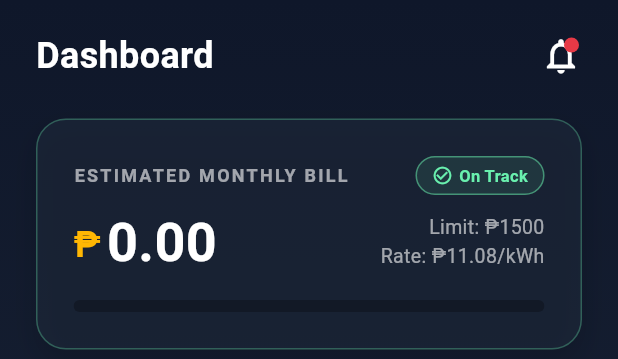
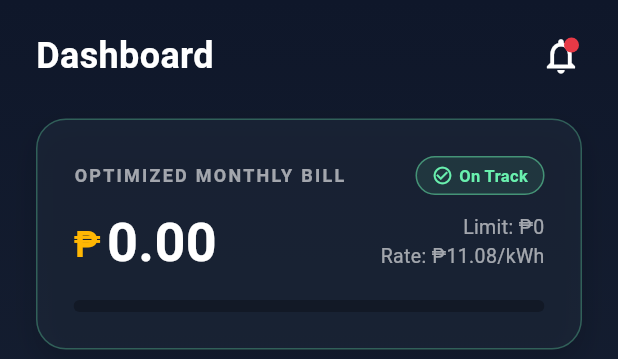
Before and after one commit to itsyxngshin/kislap_app, a Flutter app: the HomeScreen widget shown alone on an empty page, opened directly, on a phone screen of 412 x 824 dp. Shown: the top 359 px of the screen. Run offline on Flutter 3.47's test engine with Material 3 defaults, Android fonts, the phone set to English and light mode, and no system bars; our stand-ins replace fl_chart, flutter_riverpod, share_plus, sqflite, sqflite_common_ffi_web, supabase_flutter; missing offline and left inert: excel; accounts and stored records are empty.

Commit message:
fix: add comparison of consumption and optimized billing to dashboard and analysis screem

```diff
--- a/lib/screens/dashboard/analysis_screen.dart
+++ b/lib/screens/dashboard/analysis_screen.dart
@@ -52,7 +52,6 @@ class _AnalysisScreenState extends ConsumerState<AnalysisScreen> {
 
     final devices = ref.watch(inventoryProvider);
 
-    // Calculate Original vs Optimized Data
     double originalDailyKwh = 0;
     double optimizedDailyKwh = 0;
 
@@ -64,8 +63,6 @@ class _AnalysisScreenState extends ConsumerState<AnalysisScreen> {
 
     final double originalMonthlyCost = originalDailyKwh * _activeRate * 30;
     final double optimizedMonthlyCost = optimizedDailyKwh * _activeRate * 30;
-
-    // Chart scaling logic
     final double maxCost = originalMonthlyCost > _targetBudget
         ? originalMonthlyCost
         : _targetBudget;
@@ -101,7 +98,6 @@ class _AnalysisScreenState extends ConsumerState<AnalysisScreen> {
               ),
               const SizedBox(height: 10),
 
-              // Big Number Comparison
               Container(
                 padding: const EdgeInsets.all(20),
                 decoration: BoxDecoration(
@@ -171,7 +167,6 @@ class _AnalysisScreenState extends ConsumerState<AnalysisScreen> {
               ),
               const SizedBox(height: 10),
 
-              // Visual Bar Chart
               Container(
                 padding: const EdgeInsets.all(24),
                 decoration: BoxDecoration(
@@ -214,7 +209,7 @@ class _AnalysisScreenState extends ConsumerState<AnalysisScreen> {
               const SizedBox(height: 30),
 
               Text(
-                'DEVICE LEVEL ADJUSTMENTS',
+                'INTERACTIVE ADJUSTMENTS',
                 style: TextStyle(
                   color: hintColor,
                   fontSize: 12,
@@ -228,7 +223,7 @@ class _AnalysisScreenState extends ConsumerState<AnalysisScreen> {
                     device.adjustedHours < device.userAssignedHours;
                 return Container(
                   margin: const EdgeInsets.only(bottom: 12),
-                  padding: const EdgeInsets.all(16),
+                  padding: const EdgeInsets.all(12),
                   decoration: BoxDecoration(
                     color: surfaceColor.withValues(alpha: 0.4),
                     borderRadius: BorderRadius.circular(12),
@@ -240,14 +235,22 @@ class _AnalysisScreenState extends ConsumerState<AnalysisScreen> {
                   ),
                   child: Row(
                     children: [
-                      Icon(
-                        device.isLocked ? Icons.lock : Icons.auto_graph,
+                      // INTERACTIVE LOCK BUTTON
+                      IconButton(
+                        icon: Icon(
+                          device.isLocked ? Icons.lock : Icons.lock_open,
+                        ),
                         color: device.isLocked
                             ? AppColors.appYellow
                             : (isReduced ? Colors.orange : Colors.greenAccent),
-                        size: 20,
+                        onPressed: () {
+                          // Tapping this updates the Riverpod state and triggers real-time graph changes
+                          ref
+                              .read(inventoryProvider.notifier)
+                              .toggleLock(device.id, device.isLocked);
+                        },
                       ),
-                      const SizedBox(width: 15),
+                      const SizedBox(width: 5),
                       Expanded(
                         child: Column(
                           crossAxisAlignment: CrossAxisAlignment.start,
@@ -297,7 +300,6 @@ class _AnalysisScreenState extends ConsumerState<AnalysisScreen> {
     Color textColor,
     Color hintColor,
   ) {
-    // Prevent division by zero
     double percentage = maxScale > 0 ? (value / maxScale) : 0;
     if (percentage > 1.0) percentage = 1.0;
 
--- a/lib/screens/dashboard/home_screen.dart
+++ b/lib/screens/dashboard/home_screen.dart
@@ -6,6 +6,7 @@ import '../../providers/inventory_provider.dart';
 import '../../services/database_helper.dart';
 import 'add_device_screen.dart';
 import 'settings_screen.dart';
+import 'analysis_screen.dart';
 import '../../services/export_service.dart';
 
 class HomeScreen extends ConsumerStatefulWidget {
@@ -17,7 +18,7 @@ class HomeScreen extends ConsumerStatefulWidget {
 
 class _HomeScreenState extends ConsumerState<HomeScreen> {
   double _activeRate = 11.08;
-  double _targetBudget = 1500.0;
+  double _targetBudget = 0.0;
   bool _isLoadingSettings = true;
 
   @override
@@ -34,6 +35,8 @@ class _HomeScreenState extends ConsumerState<HomeScreen> {
         setState(() {
           _activeRate = (settings.first['tariff_rate'] as num).toDouble();
           _targetBudget = (settings.first['monthly_budget'] as num).toDouble();
+
+          if (_activeRate <= 0) _activeRate = 11.08;
         });
       }
     } catch (_) {}
@@ -52,17 +55,20 @@ class _HomeScreenState extends ConsumerState<HomeScreen> {
       );
     }
 
-    // Reactively watch the inventory list state
     final devices = ref.watch(inventoryProvider);
 
-    // Aggregate daily consumption and costs
-    double totalDailyKwh = 0.0;
+    // Calculate both Original and Optimized daily usage
+    double originalDailyKwh = 0.0;
+    double optimizedDailyKwh = 0.0;
     for (var device in devices) {
-      totalDailyKwh += (device.presetWattage / 1000) * device.adjustedHours;
+      final double kw = device.presetWattage / 1000;
+      originalDailyKwh += kw * device.userAssignedHours;
+      optimizedDailyKwh += kw * device.adjustedHours;
     }
 
-    final double totalDailyCost = totalDailyKwh * _activeRate;
-    final double totalMonthlyCost = totalDailyCost * 30;
+    // Convert daily to monthly costs
+    final double originalMonthlyCost = originalDailyKwh * _activeRate * 30;
+    final double optimizedMonthlyCost = optimizedDailyKwh * _activeRate * 30;
 
     return Container(
       decoration: AppTheme.globalBackground(context),
@@ -79,7 +85,6 @@ class _HomeScreenState extends ConsumerState<HomeScreen> {
           child: Column(
             crossAxisAlignment: CrossAxisAlignment.start,
             children: [
-              // --- HEADER ---
               Row(
                 mainAxisAlignment: MainAxisAlignment.spaceBetween,
                 children: [
@@ -116,16 +121,16 @@ class _HomeScreenState extends ConsumerState<HomeScreen> {
               ),
               const SizedBox(height: 25),
 
-              // --- 1. EXTRACTED GLASSMORPHISM SUMMARY CARD ---
+              // Glassmorphism Summary Card with the new Dynamic Over-Budget Warning
               _buildSummaryCard(
-                totalMonthlyCost: totalMonthlyCost,
+                originalMonthlyCost: originalMonthlyCost,
+                optimizedMonthlyCost: optimizedMonthlyCost,
                 surfaceColor: surfaceColor,
                 textColor: textColor,
                 hintColor: hintColor,
               ),
               const SizedBox(height: 20),
 
-              // --- 2. SECONDARY METRICS ---
               Row(
                 children: [
                   Expanded(
@@ -134,22 +139,31 @@ class _HomeScreenState extends ConsumerState<HomeScreen> {
                       decoration: BoxDecoration(
                         color: surfaceColor.withValues(alpha: 0.5),
                         borderRadius: BorderRadius.circular(20),
-                        border: Border.all(color: textColor.withValues(alpha: 0.05)),
+                        border: Border.all(
+                          color: textColor.withValues(alpha: 0.05),
+                        ),
                       ),
                       child: Column(
                         crossAxisAlignment: CrossAxisAlignment.start,
                         children: [
-                          const Icon(Icons.bolt, color: AppColors.appYellow, size: 20),
+                          const Icon(
+                            Icons.bolt,
+                            color: AppColors.appYellow,
+                            size: 20,
+                          ),
                           const SizedBox(height: 10),
                           Text(
-                            '${totalDailyKwh.toStringAsFixed(1)} kWh',
+                            '${optimizedDailyKwh.toStringAsFixed(1)} kWh',
                             style: TextStyle(
                               color: textColor,
                               fontSize: 18,
                               fontWeight: FontWeight.bold,
                             ),
                           ),
-                          Text("Today's draw", style: TextStyle(color: hintColor, fontSize: 12)),
+                          Text(
+                            "Today's draw",
+                            style: TextStyle(color: hintColor, fontSize: 12),
+                          ),
                         ],
                       ),
                     ),
@@ -161,22 +175,31 @@ class _HomeScreenState extends ConsumerState<HomeScreen> {
                       decoration: BoxDecoration(
                         color: surfaceColor.withValues(alpha: 0.5),
                         borderRadius: BorderRadius.circular(20),
-                        border: Border.all(color: textColor.withValues(alpha: 0.05)),
+                        border: Border.all(
+                          color: textColor.withValues(alpha: 0.05),
+                        ),
                       ),
                       child: Column(
                         crossAxisAlignment: CrossAxisAlignment.start,
                         children: [
-                          const Icon(Icons.access_time, color: Colors.greenAccent, size: 20),
+                          const Icon(
+                            Icons.access_time,
+                            color: Colors.greenAccent,
+                            size: 20,
+                          ),
                           const SizedBox(height: 10),
                           Text(
-                            '₱${totalDailyCost.toStringAsFixed(0)}',
+                            '₱${(optimizedDailyKwh * _activeRate).toStringAsFixed(0)}',
                             style: TextStyle(
                               color: textColor,
                               fontSize: 18,
                               fontWeight: FontWeight.bold,
                             ),
                           ),
-                          Text("Est. cost today", style: TextStyle(color: hintColor, fontSize: 12)),
+                          Text(
+                            "Est. cost today",
+                            style: TextStyle(color: hintColor, fontSize: 12),
+                          ),
                         ],
                       ),
                     ),
@@ -185,42 +208,99 @@ class _HomeScreenState extends ConsumerState<HomeScreen> {
               ),
               const SizedBox(height: 30),
 
-              // --- 3. QUICK ACTIONS ---
-              Text('Quick Actions', style: TextStyle(color: textColor, fontSize: 18, fontWeight: FontWeight.bold)),
+              Text(
+                'Quick Actions',
+                style: TextStyle(
+                  color: textColor,
+                  fontSize: 18,
+                  fontWeight: FontWeight.bold,
+                ),
+              ),
               const SizedBox(height: 15),
               Row(
                 mainAxisAlignment: MainAxisAlignment.spaceBetween,
                 children: [
-                  _buildQuickAction(Icons.add, 'Add item', isPrimary: true, surfaceColor: surfaceColor, hintColor: hintColor, onTap: () {
-                    Navigator.push(context, MaterialPageRoute(builder: (_) => const AddDeviceScreen()));
-                  }),
-                  _buildQuickAction(Icons.show_chart, 'Reports', surfaceColor: surfaceColor, hintColor: hintColor, onTap: () {
-                    // Navigate to reports if needed
-                  }),
-                  _buildQuickAction(Icons.settings, 'Config', surfaceColor: surfaceColor, hintColor: hintColor, onTap: () {
-                    Navigator.push(context, MaterialPageRoute(builder: (_) => SettingsScreen()));
-                  }),
-                  _buildQuickAction(Icons.ios_share, 'Export', surfaceColor: surfaceColor, hintColor: hintColor, onTap: () async {
+                  _buildQuickAction(
+                    Icons.add,
+                    'Add item',
+                    isPrimary: true,
+                    surfaceColor: surfaceColor,
+                    hintColor: hintColor,
+                    onTap: () {
+                      Navigator.push(
+                        context,
+                        MaterialPageRoute(
+                          builder: (_) => const AddDeviceScreen(),
+                        ),
+                      );
+                    },
+                  ),
+                  _buildQuickAction(
+                    Icons.show_chart,
+                    'Reports',
+                    surfaceColor: surfaceColor,
+                    hintColor: hintColor,
+                    onTap: () {
+                      Navigator.push(
+                        context,
+                        MaterialPageRoute(
+                          builder: (_) => const AnalysisScreen(),
+                        ),
+                      );
+                    },
+                  ),
+                  _buildQuickAction(
+                    Icons.settings,
+                    'Config',
+                    surfaceColor: surfaceColor,
+                    hintColor: hintColor,
+                    onTap: () {
+                      Navigator.push(
+                        context,
+                        MaterialPageRoute(
+                          builder: (_) => const SettingsScreen(),
+                        ),
+                      );
+                    },
+                  ),
+                  _buildQuickAction(
+                    Icons.ios_share,
+                    'Export',
+                    surfaceColor: surfaceColor,
+                    hintColor: hintColor,
+                    onTap: () async {
                       ScaffoldMessenger.of(context).showSnackBar(
-                      const SnackBar(content: Text('Generating Excel file...'), duration: Duration(seconds: 1)),
+                        const SnackBar(
+                          content: Text('Generating Excel file...'),
+                          duration: Duration(seconds: 1),
+                        ),
                       );
-
                       await ExportService.exportScheduleToExcel(
                         inventory: devices,
                         tariffRate: _activeRate,
                         targetBudget: _targetBudget,
                       );
-                  }),
+                    },
+                  ),
                 ],
               ),
               const SizedBox(height: 30),
 
-              // --- 4. OPTIMIZED SCHEDULE / APPLIANCE INVENTORY LIST ---
               Row(
                 mainAxisAlignment: MainAxisAlignment.spaceBetween,
                 children: [
-                  Text('Optimized Schedule', style: TextStyle(color: textColor, fontSize: 18, fontWeight: FontWeight.bold)),
-                  Text('${devices.length} items', style: TextStyle(color: hintColor, fontSize: 13)),
+                  Text(
+                    'Optimized Schedule',
+                    style: TextStyle(
+                      color: textColor,
+                      fontSize: 18,
+                      fontWeight: FontWeight.bold,
+                    ),
+                  ),
+                  Text(
+                    '${devices.length} items',
+                    style: TextStyle(color: hintColor, fontSize: 13),
+                  ),
                 ],
               ),
               const SizedBox(height: 15),
@@ -248,7 +328,12 @@ class _HomeScreenState extends ConsumerState<HomeScreen> {
                   itemCount: devices.length,
                   itemBuilder: (context, index) {
                     final item = devices[index];
-                    return _buildApplianceCard(item, surfaceColor, textColor, hintColor);
+                    return _buildApplianceCard(
+                      item,
+                      surfaceColor,
+                      textColor,
+                      hintColor,
+                    );
                   },
                 ),
             ],
@@ -258,15 +343,22 @@ class _HomeScreenState extends ConsumerState<HomeScreen> {
     );
   }
 
-  // GLASSMORPHISM SUMMARY CARD HELPER
   Widget _buildSummaryCard({
-    required double totalMonthlyCost,
+    required double originalMonthlyCost,
+    required double optimizedMonthlyCost,
     required Color surfaceColor,
     required Color textColor,
     required Color hintColor,
   }) {
-    final bool isBreached = totalMonthlyCost > _targetBudget;
-    final Color statusColor = isBreached ? AppColors.adminRed : Colors.greenAccent;
+    // If the original unoptimized usage breaches the target budget
+    final bool originalBreached = originalMonthlyCost > _targetBudget;
+
+    // If the user locked so many high-usage items that even the optimized algorithm breached the budget
+    final bool systemBreached = optimizedMonthlyCost > _targetBudget;
+
+    final Color statusColor = systemBreached
+        ? AppColors.adminRed
+        : Colors.greenAccent;
 
     return Container(
       padding: const EdgeInsets.all(24),
@@ -279,7 +371,7 @@ class _HomeScreenState extends ConsumerState<HomeScreen> {
             color: Colors.black.withValues(alpha: 0.15),
             blurRadius: 15,
             offset: const Offset(0, 8),
-          )
+          ),
         ],
       ),
       child: Column(
@@ -289,11 +381,19 @@ class _HomeScreenState extends ConsumerState<HomeScreen> {
             mainAxisAlignment: MainAxisAlignment.spaceBetween,
             children: [
               Text(
-                'ESTIMATED MONTHLY BILL',
-                style: TextStyle(color: hintColor, fontSize: 12, letterSpacing: 1.5, fontWeight: FontWeight.bold),
+                'OPTIMIZED MONTHLY BILL',
+                style: TextStyle(
+                  color: hintColor,
+                  fontSize: 12,
+                  letterSpacing: 1.5,
+                  fontWeight: FontWeight.bold,
+                ),
               ),
               Container(
-                padding: const EdgeInsets.symmetric(horizontal: 10, vertical: 4),
+                padding: const EdgeInsets.symmetric(
+                  horizontal: 10,
+                  vertical: 4,
+                ),
                 decoration: BoxDecoration(
                   color: statusColor.withValues(alpha: 0.1),
                   borderRadius: BorderRadius.circular(20),
@@ -301,11 +401,21 @@ class _HomeScreenState extends ConsumerState<HomeScreen> {
                 ),
                 child: Row(
                   children: [
-                    Icon(isBreached ? Icons.warning_amber_rounded : Icons.check_circle_outline, color: statusColor, size: 14),
+                    Icon(
+                      systemBreached
+                          ? Icons.warning_amber_rounded
+                          : Icons.check_circle_outline,
+                      color: statusColor,
+                      size: 14,
+                    ),
                     const SizedBox(width: 4),
                     Text(
-                      isBreached ? 'Over Budget' : 'On Track',
-                      style: TextStyle(color: statusColor, fontSize: 11, fontWeight: FontWeight.bold),
+                      systemBreached ? 'Over Budget' : 'On Track',
+                      style: TextStyle(
+                        color: statusColor,
+                        fontSize: 11,
+                        fontWeight: FontWeight.bold,
+                      ),
                     ),
                   ],
                 ),
@@ -316,29 +426,83 @@ class _HomeScreenState extends ConsumerState<HomeScreen> {
           Row(
             crossAxisAlignment: CrossAxisAlignment.end,
             children: [
-              const Text('₱', style: TextStyle(color: AppColors.appYellow, fontSize: 24, fontWeight: FontWeight.bold)),
+              const Text(
+                '₱',
+                style: TextStyle(
+                  color: AppColors.appYellow,
+                  fontSize: 24,
+                  fontWeight: FontWeight.bold,
+                ),
+              ),
               const SizedBox(width: 4),
               Text(
-                totalMonthlyCost.toStringAsFixed(2),
-                style: TextStyle(color: textColor, fontSize: 36, fontWeight: FontWeight.bold, height: 1.0),
+                optimizedMonthlyCost.toStringAsFixed(2),
+                style: TextStyle(
+                  color: textColor,
+                  fontSize: 36,
+                  fontWeight: FontWeight.bold,
+                  height: 1.0,
+                ),
               ),
               const Spacer(),
               Column(
                 crossAxisAlignment: CrossAxisAlignment.end,
                 children: [
-                  Text('Limit: ₱${_targetBudget.toStringAsFixed(0)}', style: TextStyle(color: hintColor, fontSize: 13)),
-                  Text('Rate: ₱${_activeRate.toStringAsFixed(2)}/kWh', style: TextStyle(color: hintColor, fontSize: 13)),
+                  Text(
+                    'Limit: ₱${_targetBudget.toStringAsFixed(0)}',
+                    style: TextStyle(color: hintColor, fontSize: 13),
+                  ),
+                  Text(
+                    'Rate: ₱${_activeRate.toStringAsFixed(2)}/kWh',
+                    style: TextStyle(color: hintColor, fontSize: 13),
+                  ),
                 ],
               ),
             ],
           ),
+
+          // DYNAMIC PROJECTED BILL WARNING
+          if (originalBreached && !systemBreached) ...[
             const SizedBox(height: 20),
+            Container(
+              padding: const EdgeInsets.all(12),
+              decoration: BoxDecoration(
+                color: AppColors.adminRed.withValues(alpha: 0.1),
+                borderRadius: BorderRadius.circular(12),
+                border: Border.all(
+                  color: AppColors.adminRed.withValues(alpha: 0.3),
+                ),
+              ),
+              child: Row(
+                children: [
+                  const Icon(
+                    Icons.info_outline,
+                    color: AppColors.adminRed,
+                    size: 20,
+                  ),
+                  const SizedBox(width: 12),
+                  Expanded(
+                    child: Text(
+                      'Unregulated Projected Bill: ₱${originalMonthlyCost.toStringAsFixed(2)}\nSystem successfully scaled usage to protect your budget.',
+                      style: const TextStyle(
+                        color: AppColors.adminRed,
+                        fontSize: 11,
+                        height: 1.4,
+                      ),
+                    ),
+                  ),
+                ],
+              ),
+            ),
+          ],
 
-          // Visual Progress Bar
+          const SizedBox(height: 20),
           ClipRRect(
             borderRadius: BorderRadius.circular(10),
             child: LinearProgressIndicator(
-              value: _targetBudget > 0 ? (totalMonthlyCost / _targetBudget).clamp(0.0, 1.0) : 0,
+              value: _targetBudget > 0
+                  ? (optimizedMonthlyCost / _targetBudget).clamp(0.0, 1.0)
+                  : 0,
               minHeight: 8,
               backgroundColor: Colors.black26,
               valueColor: AlwaysStoppedAnimation<Color>(statusColor),
@@ -349,8 +513,12 @@ class _HomeScreenState extends ConsumerState<HomeScreen> {
     );
   }
 
-  // APPLIANCE LIST ITEM CARD
-  Widget _buildApplianceCard(dynamic item, Color surfaceColor, Color textColor, Color hintColor) {
+  Widget _buildApplianceCard(
+    dynamic item,
+    Color surfaceColor,
+    Color textColor,
+    Color hintColor,
+  ) {
     final bool isLocked = item.isLocked;
 
     return Container(
@@ -360,7 +528,9 @@ class _HomeScreenState extends ConsumerState<HomeScreen> {
         color: surfaceColor.withValues(alpha: 0.5),
         borderRadius: BorderRadius.circular(16),
         border: Border.all(
-          color: isLocked ? AppColors.appYellow.withValues(alpha: 0.4) : textColor.withValues(alpha: 0.05),
+          color: isLocked
+              ? AppColors.appYellow.withValues(alpha: 0.4)
+              : textColor.withValues(alpha: 0.05),
         ),
       ),
       child: Row(
@@ -368,7 +538,9 @@ class _HomeScreenState extends ConsumerState<HomeScreen> {
           Container(
             padding: const EdgeInsets.all(10),
             decoration: BoxDecoration(
-              color: isLocked ? AppColors.appYellow.withValues(alpha: 0.1) : surfaceColor,
+              color: isLocked
+                  ? AppColors.appYellow.withValues(alpha: 0.1)
+                  : surfaceColor,
               shape: BoxShape.circle,
             ),
             child: Icon(
@@ -382,7 +554,14 @@ class _HomeScreenState extends ConsumerState<HomeScreen> {
             child: Column(
               crossAxisAlignment: CrossAxisAlignment.start,
               children: [
-                Text(item.customName, style: TextStyle(color: textColor, fontSize: 16, fontWeight: FontWeight.bold)),
+                Text(
+                  item.customName,
+                  style: TextStyle(
+                    color: textColor,
+                    fontSize: 16,
+                    fontWeight: FontWeight.bold,
+                  ),
+                ),
                 const SizedBox(height: 4),
                 Text(
                   '${item.presetWattage}W • Target: ${item.userAssignedHours}h/day',
@@ -396,9 +575,16 @@ class _HomeScreenState extends ConsumerState<HomeScreen> {
             children: [
               Text(
                 '${item.adjustedHours.toStringAsFixed(1)} hrs',
-                style: const TextStyle(color: Colors.greenAccent, fontSize: 16, fontWeight: FontWeight.bold),
+                style: const TextStyle(
+                  color: Colors.greenAccent,
+                  fontSize: 16,
+                  fontWeight: FontWeight.bold,
                 ),
-              const Text('scaled', style: TextStyle(color: Colors.white38, fontSize: 10)),
+              ),
+              const Text(
+                'scaled',
+                style: TextStyle(color: Colors.white38, fontSize: 10),
+              ),
             ],
           ),
           const SizedBox(width: 10),
@@ -408,15 +594,14 @@ class _HomeScreenState extends ConsumerState<HomeScreen> {
               color: isLocked ? AppColors.appYellow : hintColor,
               size: 22,
             ),
-            onPressed: () {
-              ref.read(inventoryProvider.notifier).toggleLock(item.id, isLocked);
-            },
+            onPressed: () => ref
+                .read(inventoryProvider.notifier)
+                .toggleLock(item.id, isLocked),
           ),
           IconButton(
             icon: Icon(Icons.delete_outline, color: hintColor, size: 20),
-            onPressed: () {
-              ref.read(inventoryProvider.notifier).removeAppliance(item.id);
-            },
+            onPressed: () =>
+                ref.read(inventoryProvider.notifier).removeAppliance(item.id),
           ),
         ],
       ),
@@ -439,7 +624,9 @@ class _HomeScreenState extends ConsumerState<HomeScreen> {
             height: 60,
             width: 60,
             decoration: BoxDecoration(
-              color: isPrimary ? AppColors.appYellow : surfaceColor.withValues(alpha: 0.5),
+              color: isPrimary
+                  ? AppColors.appYellow
+                  : surfaceColor.withValues(alpha: 0.5),
               borderRadius: BorderRadius.circular(16),
             ),
             child: Icon(
```
Lines whose indentation alone changed are shown as unchanged.
